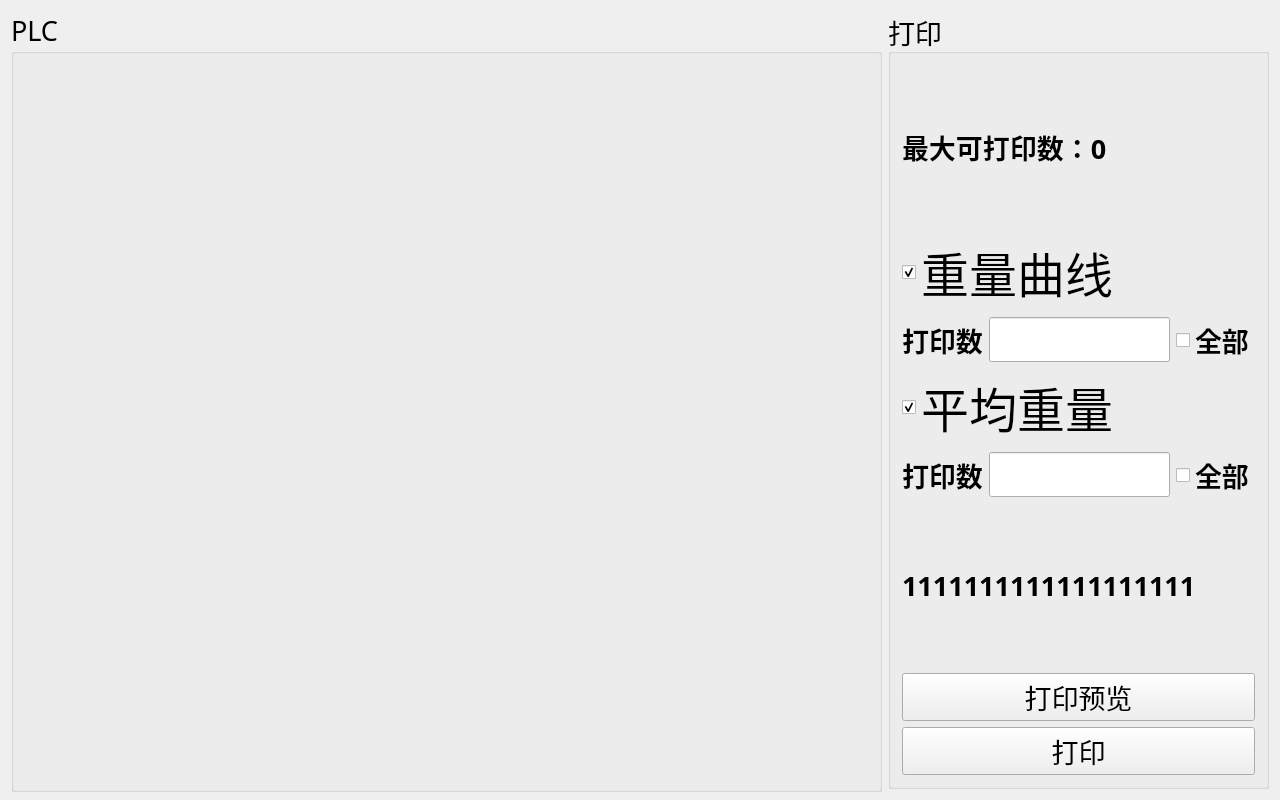
The window that PRT/PRT.ui (DR-Pharm/QPrinter) describes before a commit, drawn with Qt 5.
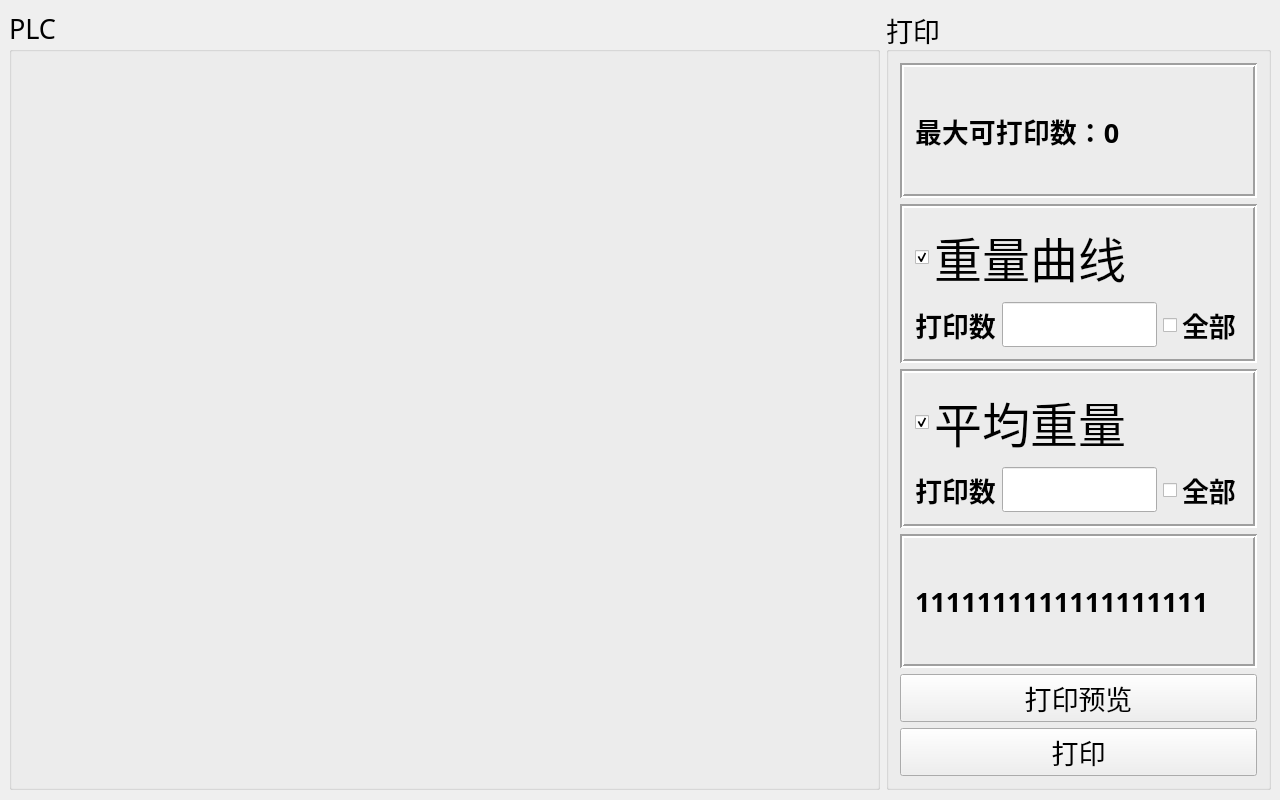
The same window after the commit.

Diff of the .ui file:
```diff
--- a/PRT/PRT.ui
+++ b/PRT/PRT.ui
@@ -29,9 +29,15 @@
    <string>PRT</string>
   </property>
   <widget class="QWidget" name="centralWidget">
-   <layout class="QHBoxLayout" name="horizontalLayout_3">
-    <item>
      <widget class="QGroupBox" name="groupBox_2">
+    <property name="geometry">
+     <rect>
+      <x>9</x>
+      <y>9</y>
+      <width>871</width>
+      <height>781</height>
+     </rect>
+    </property>
       <property name="minimumSize">
        <size>
         <width>871</width>
@@ -75,9 +81,27 @@
        </item>
       </layout>
      </widget>
-    </item>
-    <item>
      <widget class="QGroupBox" name="groupBox">
+    <property name="geometry">
+     <rect>
+      <x>886</x>
+      <y>9</y>
+      <width>385</width>
+      <height>781</height>
+     </rect>
+    </property>
+    <property name="minimumSize">
+     <size>
+      <width>385</width>
+      <height>781</height>
+     </size>
+    </property>
+    <property name="maximumSize">
+     <size>
+      <width>385</width>
+      <height>781</height>
+     </size>
+    </property>
       <property name="font">
        <font>
         <family>迷你简菱心</family>
@@ -90,7 +114,22 @@
       <property name="flat">
        <bool>false</bool>
       </property>
-      <layout class="QVBoxLayout" name="verticalLayout">
+    <layout class="QVBoxLayout" name="verticalLayout_5">
+     <item>
+      <widget class="QFrame" name="frame_3">
+       <property name="frameShape">
+        <enum>QFrame::Box</enum>
+       </property>
+       <property name="frameShadow">
+        <enum>QFrame::Sunken</enum>
+       </property>
+       <property name="lineWidth">
+        <number>2</number>
+       </property>
+       <property name="midLineWidth">
+        <number>0</number>
+       </property>
+       <layout class="QVBoxLayout" name="verticalLayout_4">
        <item>
         <widget class="QLabel" name="label">
          <property name="font">
@@ -106,6 +145,21 @@
          </property>
         </widget>
        </item>
+       </layout>
+      </widget>
+     </item>
+     <item>
+      <widget class="QFrame" name="frame">
+       <property name="frameShape">
+        <enum>QFrame::Box</enum>
+       </property>
+       <property name="frameShadow">
+        <enum>QFrame::Sunken</enum>
+       </property>
+       <property name="lineWidth">
+        <number>2</number>
+       </property>
+       <layout class="QVBoxLayout" name="verticalLayout">
        <item>
         <widget class="QCheckBox" name="cB_Curve">
          <property name="font">
@@ -168,6 +222,21 @@
          </item>
         </layout>
        </item>
+       </layout>
+      </widget>
+     </item>
+     <item>
+      <widget class="QFrame" name="frame_2">
+       <property name="frameShape">
+        <enum>QFrame::Box</enum>
+       </property>
+       <property name="frameShadow">
+        <enum>QFrame::Sunken</enum>
+       </property>
+       <property name="lineWidth">
+        <number>2</number>
+       </property>
+       <layout class="QVBoxLayout" name="verticalLayout_2">
        <item>
         <widget class="QCheckBox" name="cB_Average">
          <property name="font">
@@ -230,6 +299,21 @@
          </item>
         </layout>
        </item>
+       </layout>
+      </widget>
+     </item>
+     <item>
+      <widget class="QFrame" name="frame_4">
+       <property name="frameShape">
+        <enum>QFrame::Box</enum>
+       </property>
+       <property name="frameShadow">
+        <enum>QFrame::Sunken</enum>
+       </property>
+       <property name="lineWidth">
+        <number>2</number>
+       </property>
+       <layout class="QVBoxLayout" name="verticalLayout_6">
        <item>
         <widget class="QLabel" name="lb_PrinterName">
          <property name="font">
@@ -245,6 +329,9 @@
          </property>
         </widget>
        </item>
+       </layout>
+      </widget>
+     </item>
        <item>
         <widget class="QPushButton" name="pB_Print">
          <property name="styleSheet">
@@ -270,8 +357,6 @@
        </item>
       </layout>
      </widget>
-    </item>
-   </layout>
   </widget>
  </widget>
  <layoutdefault spacing="6" margin="11"/>
```
Lines whose indentation alone changed are shown as unchanged.
